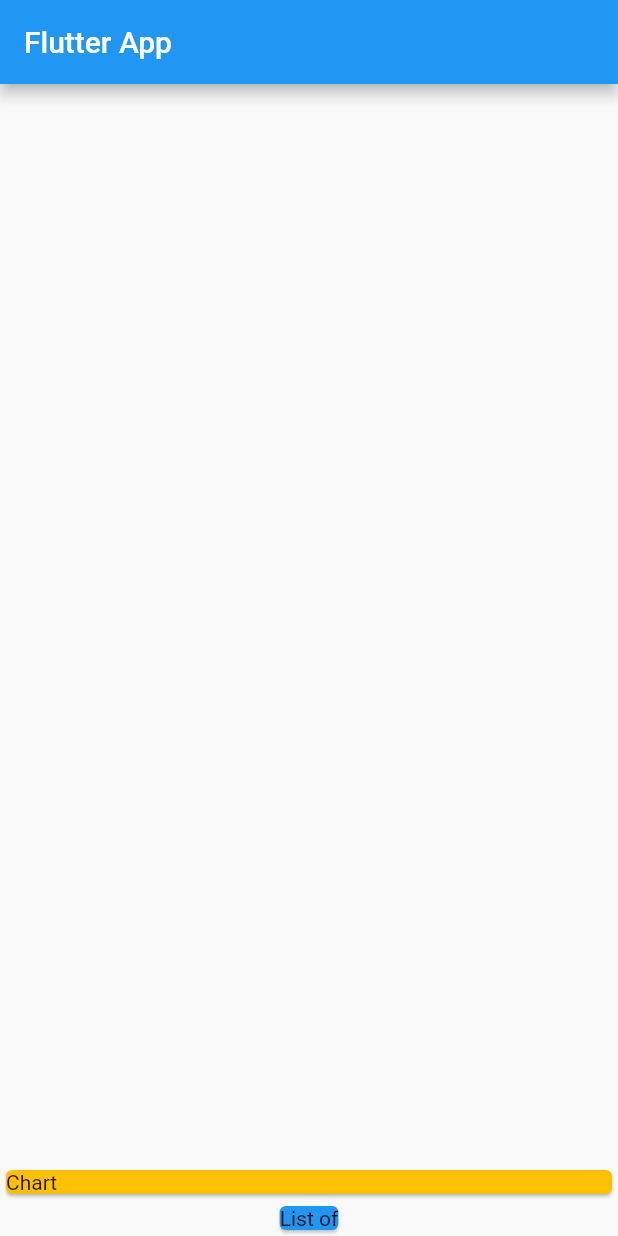
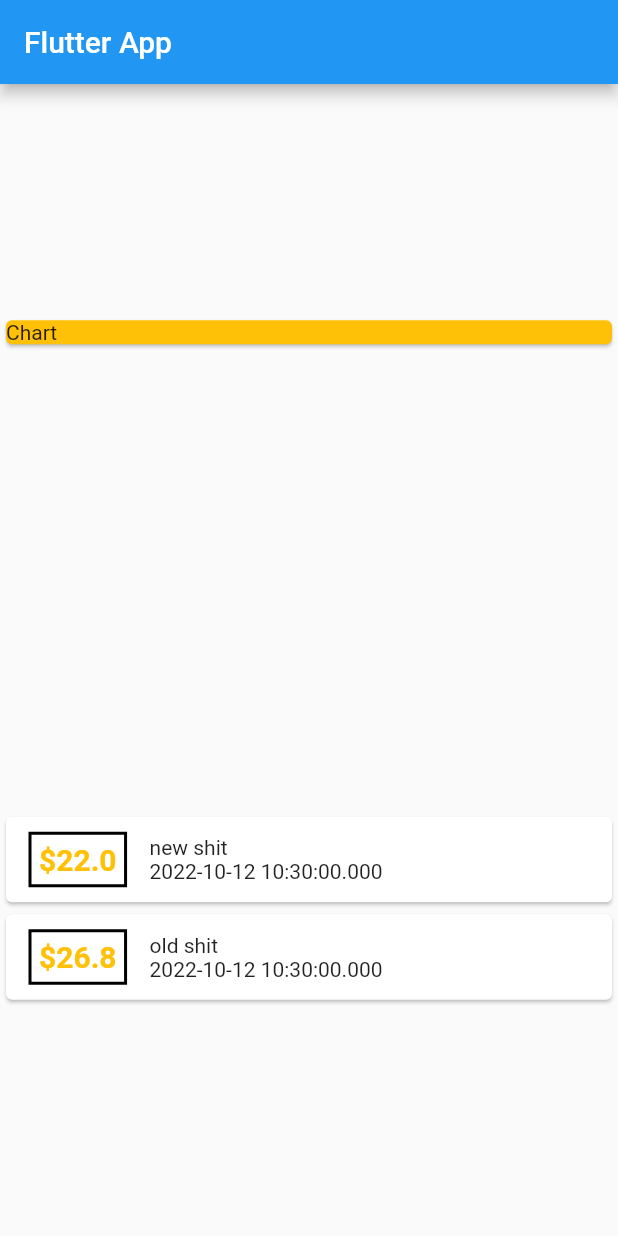
Before and after one commit to Catzilla312/flutter_expenses, a Flutter app: the screen it shows after launch, on a phone screen of 412 x 824 dp. Run offline on Flutter 3.47's test engine with Material 2 defaults, Android fonts, the light colour scheme and no system bars.

Commit message:
some style

```diff
--- a/lib/main.dart
+++ b/lib/main.dart
@@ -35,7 +35,7 @@ class MyHomePage extends StatelessWidget {
           title: Text('Flutter App'),
         ),
         body: Column(
-          mainAxisAlignment: MainAxisAlignment.end,
+          mainAxisAlignment: MainAxisAlignment.spaceAround,
           children: <Widget>[
             Card(
               color: Colors.amber,
@@ -44,9 +44,41 @@ class MyHomePage extends StatelessWidget {
                 width: double.infinity,
               ),
             ),
-            Card(
-              color: Colors.blue,
-              child: Text("List of"),
+            Column(
+              children: transactions.map((trs) {
+                return Card(
+                  child: Row(children: [
+                    Container(
+                      padding: const EdgeInsets.all(5),
+                      decoration: BoxDecoration(
+                        border: Border.all(
+                          color: Colors.black,
+                          width: 2,
+                        ),
+                      ),
+                      margin: const EdgeInsets.symmetric(
+                        vertical: 10,
+                        horizontal: 15,
+                      ),
+                      child: Text(
+                        "\$${trs.amount}",
+                        style: const TextStyle(
+                          color: Colors.amber,
+                          fontWeight: FontWeight.bold,
+                          fontSize: 20,
+                        ),
+                      ),
+                    ),
+                    Column(
+                      crossAxisAlignment: CrossAxisAlignment.start,
+                      children: [
+                        Text(trs.title),
+                        Text(trs.date.toString()),
+                      ],
+                    ),
+                  ]),
+                );
+              }).toList(),
             ),
           ],
         ));
```
